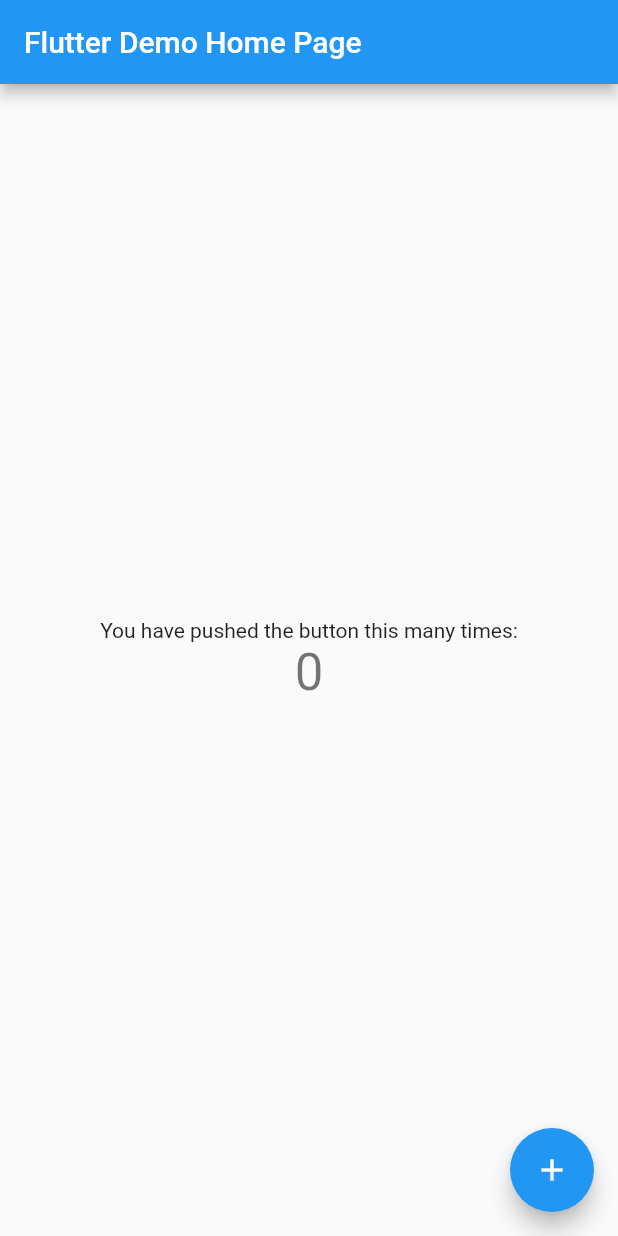
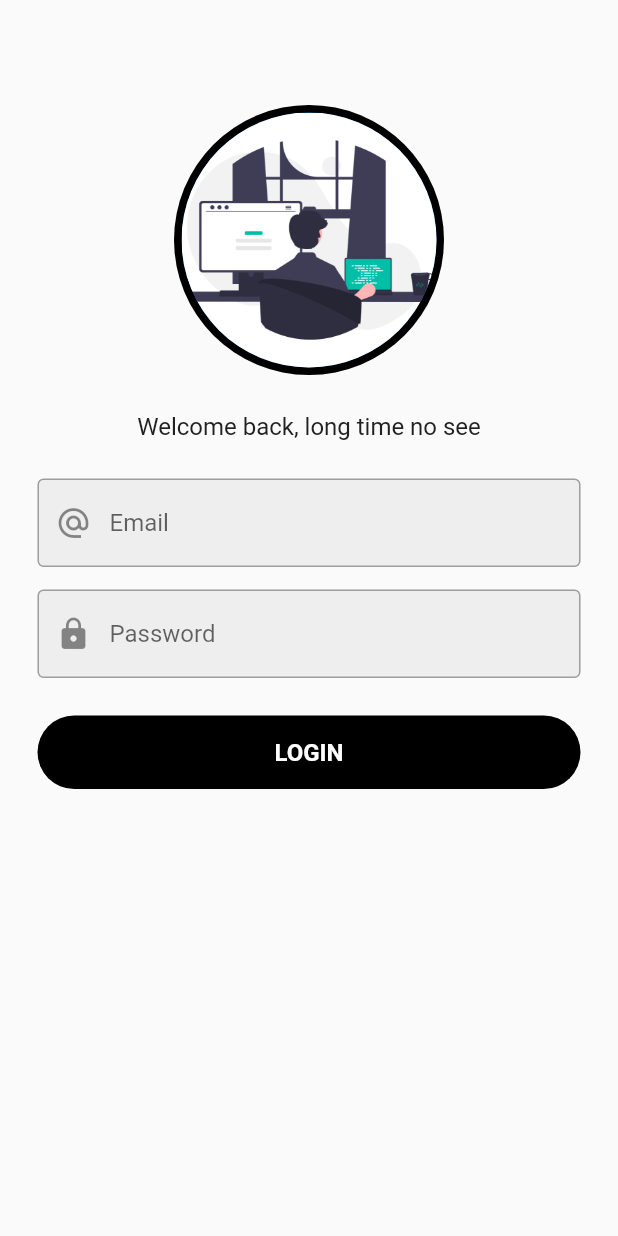
Before and after one commit to arhiidiot/xmtk_app, a Flutter app: the screen it shows after launch, on a phone screen of 412 x 824 dp. Run offline on Flutter 3.47's test engine with Material 2 defaults, Android fonts, the phone set to English and light mode, and no system bars.

Commit message:
feat: login

```diff
--- /dev/null
+++ b/lib/components/com_button.dart
@@ -0,0 +1,27 @@
+import 'package:flutter/material.dart';
+
+class Mybutton extends StatelessWidget {
+  const Mybutton({super.key});
+
+  @override
+  Widget build(BuildContext context) {
+    return Container(
+      padding: EdgeInsets.all(15),
+      margin: EdgeInsets.symmetric(horizontal: 25),
+      decoration: BoxDecoration(
+        color: Colors.black,
+        borderRadius: BorderRadius.circular(25),
+      ),
+      child: const Center(
+        child: Text(
+          "LOGIN",
+          style: TextStyle(
+            color: Colors.white,
+            fontWeight: FontWeight.bold,
+            fontSize: 16,
+          ),
+        ),
+      ),
+    );
+  }
+}
--- /dev/null
+++ b/lib/components/com_textfield.dart
@@ -0,0 +1,39 @@
+import 'package:flutter/material.dart';
+
+class MyTextfield extends StatelessWidget {
+  final controller;
+  final prefixIcon;
+  final String hintText;
+  final bool obscureText;
+
+  const MyTextfield({
+    super.key,
+    required this.controller,
+    required this.hintText,
+    required this.prefixIcon,
+    required this.obscureText,
+  });
+
+  @override
+  Widget build(BuildContext context) {
+    return Padding(
+      padding: const EdgeInsets.symmetric(horizontal: 25.0),
+      child: TextField(
+        controller: controller,
+        obscureText: obscureText,
+        decoration: InputDecoration(
+          enabledBorder: const OutlineInputBorder(
+            borderSide: BorderSide(color: Colors.grey),
+          ),
+          prefixIcon: prefixIcon,
+          focusedBorder: OutlineInputBorder(
+            borderSide: BorderSide(color: Colors.black),
+          ),
+          fillColor: Colors.grey.shade200,
+          filled: true,
+          hintText: hintText,
+        ),
+      ),
+    );
+  }
+}
--- a/lib/main.dart
+++ b/lib/main.dart
@@ -1,4 +1,6 @@
 import 'package:flutter/material.dart';
+
+import 'pages/login.dart';
 
 void main() {
   runApp(const MyApp());
@@ -11,105 +13,8 @@ class MyApp extends StatelessWidget {
   @override
   Widget build(BuildContext context) {
     return MaterialApp(
-      title: 'Flutter Demo',
-      theme: ThemeData(
-        // This is the theme of your application.
-        //
-        // Try running your application with "flutter run". You'll see the
-        // application has a blue toolbar. Then, without quitting the app, try
-        // changing the primarySwatch below to Colors.green and then invoke
-        // "hot reload" (press "r" in the console where you ran "flutter run",
-        // or simply save your changes to "hot reload" in a Flutter IDE).
-        // Notice that the counter didn't reset back to zero; the application
-        // is not restarted.
-        primarySwatch: Colors.blue,
-      ),
-      home: const MyHomePage(title: 'Flutter Demo Home Page'),
+      debugShowCheckedModeBanner: false,
+      home: Login(),
     );
   }
 }
-
-class MyHomePage extends StatefulWidget {
-  const MyHomePage({super.key, required this.title});
-
-  // This widget is the home page of your application. It is stateful, meaning
-  // that it has a State object (defined below) that contains fields that affect
-  // how it looks.
-
-  // This class is the configuration for the state. It holds the values (in this
-  // case the title) provided by the parent (in this case the App widget) and
-  // used by the build method of the State. Fields in a Widget subclass are
-  // always marked "final".
-
-  final String title;
-
-  @override
-  State<MyHomePage> createState() => _MyHomePageState();
-}
-
-class _MyHomePageState extends State<MyHomePage> {
-  int _counter = 0;
-
-  void _incrementCounter() {
-    setState(() {
-      // This call to setState tells the Flutter framework that something has
-      // changed in this State, which causes it to rerun the build method below
-      // so that the display can reflect the updated values. If we changed
-      // _counter without calling setState(), then the build method would not be
-      // called again, and so nothing would appear to happen.
-      _counter++;
-    });
-  }
-
-  @override
-  Widget build(BuildContext context) {
-    // This method is rerun every time setState is called, for instance as done
-    // by the _incrementCounter method above.
-    //
-    // The Flutter framework has been optimized to make rerunning build methods
-    // fast, so that you can just rebuild anything that needs updating rather
-    // than having to individually change instances of widgets.
-    return Scaffold(
-      appBar: AppBar(
-        // Here we take the value from the MyHomePage object that was created by
-        // the App.build method, and use it to set our appbar title.
-        title: Text(widget.title),
-      ),
-      body: Center(
-        // Center is a layout widget. It takes a single child and positions it
-        // in the middle of the parent.
-        child: Column(
-          // Column is also a layout widget. It takes a list of children and
-          // arranges them vertically. By default, it sizes itself to fit its
-          // children horizontally, and tries to be as tall as its parent.
-          //
-          // Invoke "debug painting" (press "p" in the console, choose the
-          // "Toggle Debug Paint" action from the Flutter Inspector in Android
-          // Studio, or the "Toggle Debug Paint" command in Visual Studio Code)
-          // to see the wireframe for each widget.
-          //
-          // Column has various properties to control how it sizes itself and
-          // how it positions its children. Here we use mainAxisAlignment to
-          // center the children vertically; the main axis here is the vertical
-          // axis because Columns are vertical (the cross axis would be
-          // horizontal).
-          mainAxisAlignment: MainAxisAlignment.center,
-          children: <Widget>[
-            const Text(
-              'You have pushed the button this many times:',
-            ),
-            Text(
-              '$_counter',
-              style: Theme.of(context).textTheme.headlineMedium,
-            ),
-          ],
-        ),
-      ),
-      floatingActionButton: FloatingActionButton(
-        onPressed: _incrementCounter,
-        tooltip: 'Increment',
-        child: const Icon(Icons.add),
-      ), // This trailing comma makes auto-formatting nicer for build methods.
-    );
-  }
-}
--- /dev/null
+++ b/lib/pages/login.dart
@@ -0,0 +1,63 @@
+import 'package:flutter/material.dart';
+import 'package:xmtk_app/components/com_button.dart';
+import '../components/com_textfield.dart';
+
+class Login extends StatelessWidget {
+  Login({super.key});
+
+  //text editing controller
+  final usernameController = TextEditingController();
+  final passswordController = TextEditingController();
+
+  @override
+  Widget build(BuildContext context) {
+    return Scaffold(
+      backgroundColor: Colors.grey[50],
+      body: SafeArea(
+        child: Center(
+          child: Column(
+            children: [
+              const SizedBox(height: 70),
+              const CircleAvatar(
+                backgroundColor: Colors.black,
+                radius: 90,
+                child: CircleAvatar(
+                  backgroundImage: AssetImage("assets/images/login.png"),
+                  radius: 85,
+                ),
+              ),
+              // const Icon(
+              //   Icons.android,
+              //   size: 100,
+              // ),
+              const SizedBox(height: 25),
+              Text(
+                'Welcome back, long time no see',
+                style: TextStyle(
+                  color: Colors.grey[900],
+                  fontSize: 16,
+                ),
+              ),
+              const SizedBox(height: 25),
+              MyTextfield(
+                controller: usernameController,
+                obscureText: false,
+                hintText: 'Email',
+                prefixIcon: Icon(Icons.alternate_email_sharp),
+              ),
+              const SizedBox(height: 15),
+              MyTextfield(
+                controller: passswordController,
+                obscureText: true,
+                hintText: 'Password',
+                prefixIcon: Icon(Icons.lock),
+              ),
+              const SizedBox(height: 25),
+              Mybutton(),
+            ],
+          ),
+        ),
+      ),
+    );
+  }
+}
--- a/pubspec.yaml
+++ b/pubspec.yaml
@@ -64,7 +64,8 @@ flutter:
   uses-material-design: true
 
   # To add assets to your application, add an assets section, like this:
-  # assets:
+  assets:
+    - assets/images/
   #   - images/a_dot_burr.jpeg
   #   - images/a_dot_ham.jpeg
 
```
Also changed, not shown: assets/images/login.png (added), assets/images/logo.png (added).
